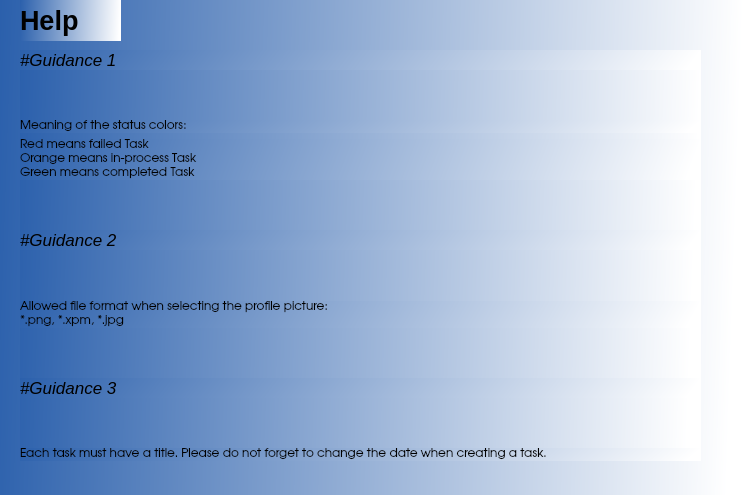
This is PersonalPlanner/helpform.ui in sabrine-gamdou/PersonalPlanner as Qt 5 draws it before an edit. The edited form follows.
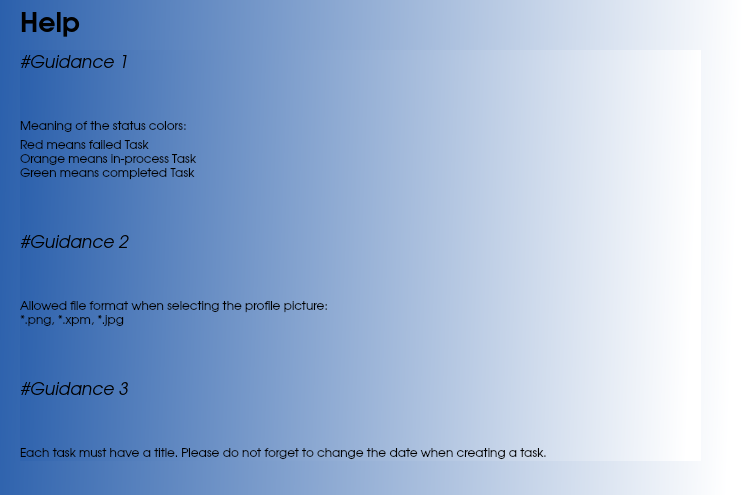
This is the edited form.

```diff
--- a/PersonalPlanner/helpform.ui
+++ b/PersonalPlanner/helpform.ui
@@ -16,7 +16,7 @@
    </font>
   </property>
   <property name="windowTitle">
-   <string>Help</string>
+   <string>PersonalPlanner</string>
   </property>
   <property name="styleSheet">
    <string notr="true">QWidget{ background: qlineargradient(spread:pad, x1:0, y1:0, x2:1, y2:0.0225455, stop:0 rgba(43, 96, 172, 255), stop:1 rgba(255, 255, 255, 255))}</string>
@@ -32,11 +32,15 @@
    </property>
    <property name="font">
     <font>
+     <family>URW Gothic L</family>
      <pointsize>20</pointsize>
      <weight>75</weight>
      <bold>true</bold>
     </font>
    </property>
+   <property name="styleSheet">
+    <string notr="true">background: qlineargradient(spread:pad, x1:0, y1:0, x2:1, y2:0.0225455, stop:0 rgba(0,0,0,0), stop:1 rgba(0,0,0,0))</string>
+   </property>
    <property name="text">
     <string>Help</string>
    </property>
@@ -57,11 +61,15 @@
        <widget class="QLabel" name="guidance1">
         <property name="font">
          <font>
+          <family>URW Gothic L</family>
           <pointsize>13</pointsize>
           <italic>true</italic>
           <strikeout>false</strikeout>
          </font>
         </property>
+        <property name="styleSheet">
+         <string notr="true">background: qlineargradient(spread:pad, x1:0, y1:0, x2:1, y2:0.0225455, stop:0 rgba(0,0,0,0), stop:1 rgba(0,0,0,0))</string>
+        </property>
         <property name="text">
          <string>#Guidance 1</string>
         </property>
@@ -82,6 +90,14 @@
       </item>
       <item>
        <widget class="QLabel" name="meaning">
+        <property name="font">
+         <font>
+          <family>URW Gothic L</family>
+         </font>
+        </property>
+        <property name="styleSheet">
+         <string notr="true">background: qlineargradient(spread:pad, x1:0, y1:0, x2:1, y2:0.0225455, stop:0 rgba(0,0,0,0), stop:1 rgba(0,0,0,0))</string>
+        </property>
         <property name="text">
          <string>Meaning of the status colors:</string>
         </property>
@@ -89,6 +105,14 @@
       </item>
       <item>
        <widget class="QLabel" name="meaning2">
+        <property name="font">
+         <font>
+          <family>URW Gothic L</family>
+         </font>
+        </property>
+        <property name="styleSheet">
+         <string notr="true">background: qlineargradient(spread:pad, x1:0, y1:0, x2:1, y2:0.0225455, stop:0 rgba(0,0,0,0), stop:1 rgba(0,0,0,0))</string>
+        </property>
         <property name="text">
          <string>Red means failed Task
 Orange means in-process Task
@@ -113,11 +137,15 @@
        <widget class="QLabel" name="guidance2">
         <property name="font">
          <font>
+          <family>URW Gothic L</family>
           <pointsize>13</pointsize>
           <italic>true</italic>
           <strikeout>false</strikeout>
          </font>
         </property>
+        <property name="styleSheet">
+         <string notr="true">background: qlineargradient(spread:pad, x1:0, y1:0, x2:1, y2:0.0225455, stop:0 rgba(0,0,0,0), stop:1 rgba(0,0,0,0))</string>
+        </property>
         <property name="text">
          <string>#Guidance 2</string>
         </property>
@@ -138,6 +166,14 @@
       </item>
       <item>
        <widget class="QLabel" name="picture">
+        <property name="font">
+         <font>
+          <family>URW Gothic L</family>
+         </font>
+        </property>
+        <property name="styleSheet">
+         <string notr="true">background: qlineargradient(spread:pad, x1:0, y1:0, x2:1, y2:0.0225455, stop:0 rgba(0,0,0,0), stop:1 rgba(0,0,0,0))</string>
+        </property>
         <property name="text">
          <string>Allowed file format when selecting the profile picture:
 *.png, *.xpm, *.jpg</string>
@@ -161,11 +197,15 @@
        <widget class="QLabel" name="guidance3">
         <property name="font">
          <font>
+          <family>URW Gothic L</family>
           <pointsize>13</pointsize>
           <italic>true</italic>
           <strikeout>false</strikeout>
          </font>
         </property>
+        <property name="styleSheet">
+         <string notr="true">background: qlineargradient(spread:pad, x1:0, y1:0, x2:1, y2:0.0225455, stop:0 rgba(0,0,0,0), stop:1 rgba(0,0,0,0))</string>
+        </property>
         <property name="text">
          <string>#Guidance 3</string>
         </property>
@@ -186,6 +226,14 @@
       </item>
       <item>
        <widget class="QLabel" name="label">
+        <property name="font">
+         <font>
+          <family>URW Gothic L</family>
+         </font>
+        </property>
+        <property name="styleSheet">
+         <string notr="true">background: qlineargradient(spread:pad, x1:0, y1:0, x2:1, y2:0.0225455, stop:0 rgba(0,0,0,0), stop:1 rgba(0,0,0,0))</string>
+        </property>
         <property name="text">
          <string>Each task must have a title. Please do not forget to change the date when creating a task.</string>
         </property>
```
